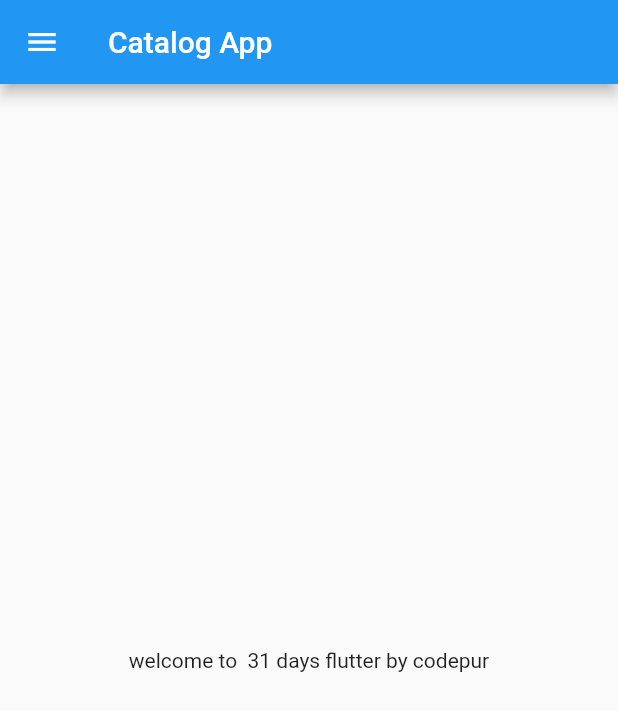
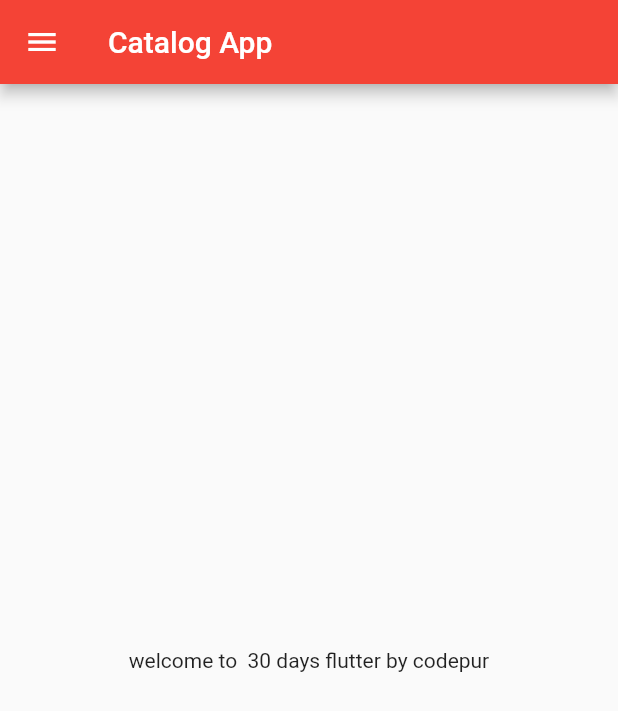
Before and after one commit to nik8424/FlutterApp, a Flutter app: the screen it shows after launch, on a phone screen of 412 x 824 dp. Shown: the top 711 px of the screen. Run offline on Flutter 3.47's test engine with Material 2 defaults, Android fonts, the phone set to English and light mode, and no system bars.

Commit message:
Day 3 completed

```diff
--- a/lib/home_page.dart
+++ /dev/null
@@ -1,21 +0,0 @@
-import 'package:flutter/material.dart';
-
-class HomePage extends StatelessWidget {
-     const HomePage({ Key? key }) : super(key: key);
-  final int days = 31;
-  final String name = "codepur";
-  @override
-  Widget build(BuildContext context) {
-    return Scaffold(
-        appBar: AppBar(
-          title: Text("Catalog App"),
-        ),
-        body: Center(
-          child: Container(
-            child: Text("welcome to  $days days flutter by $name"),
-          ),
-        ),
-        drawer: Drawer(),
-      );
-  }
-}
--- a/lib/main.dart
+++ b/lib/main.dart
@@ -1,8 +1,8 @@
 import 'package:flutter/material.dart';
-import 'package:flutter_application_1/home_page.dart';
+import 'package:flutter_application_1/pages/home_page.dart';
+import 'package:flutter_application_1/pages/login_page.dart';
 
 void main() {
-  // ignore: prefer_const_constructors
   runApp(MyApp());
 }
 
@@ -11,11 +11,20 @@
 
   @override
   Widget build(BuildContext context) {
-
-
-
     return MaterialApp(
-      home: HomePage(),
+      themeMode: ThemeMode.light,
+      theme: ThemeData(
+        primarySwatch: Colors.red,
+      ),
+      darkTheme: ThemeData(
+        brightness: Brightness.dark,
+      ),
+      initialRoute: "/home",
+      routes: {
+        "/": (context) => LoginPage(),
+        "/login": (context) => LoginPage(),
+        "/home": (context) => HomePage(),
+      },
     );
   }
 }
--- /dev/null
+++ b/lib/pages/home_page.dart
@@ -0,0 +1,21 @@
+import 'package:flutter/material.dart';
+
+class HomePage extends StatelessWidget {
+  const HomePage({Key? key}) : super(key: key);
+  final int days = 30;
+  final String name = "codepur";
+  @override
+  Widget build(BuildContext context) {
+    return Scaffold(
+      appBar: AppBar(
+        title: Text("Catalog App"),
+      ),
+      body: Center(
+        child: Container(
+          child: Text("welcome to  $days days flutter by $name"),
+        ),
+      ),
+      drawer: Drawer(),
+    );
+  }
+}
```
Also changed, not shown: lib/pages/login_page.dart (added, +22 -0 lines), pubspec.lock.
